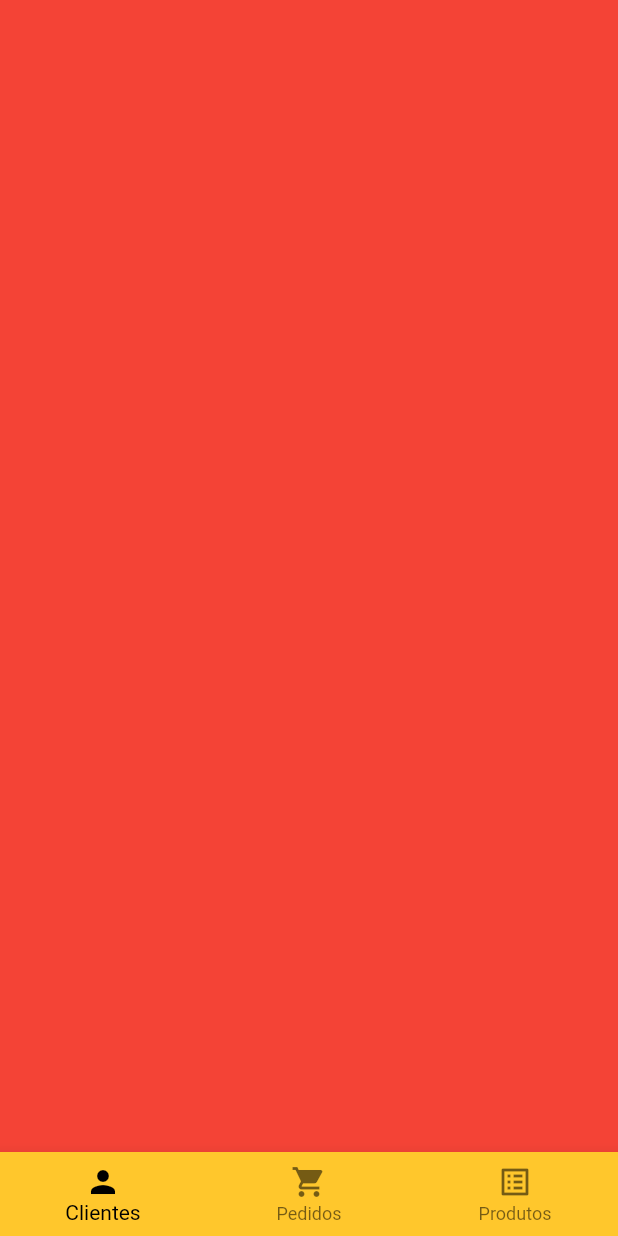
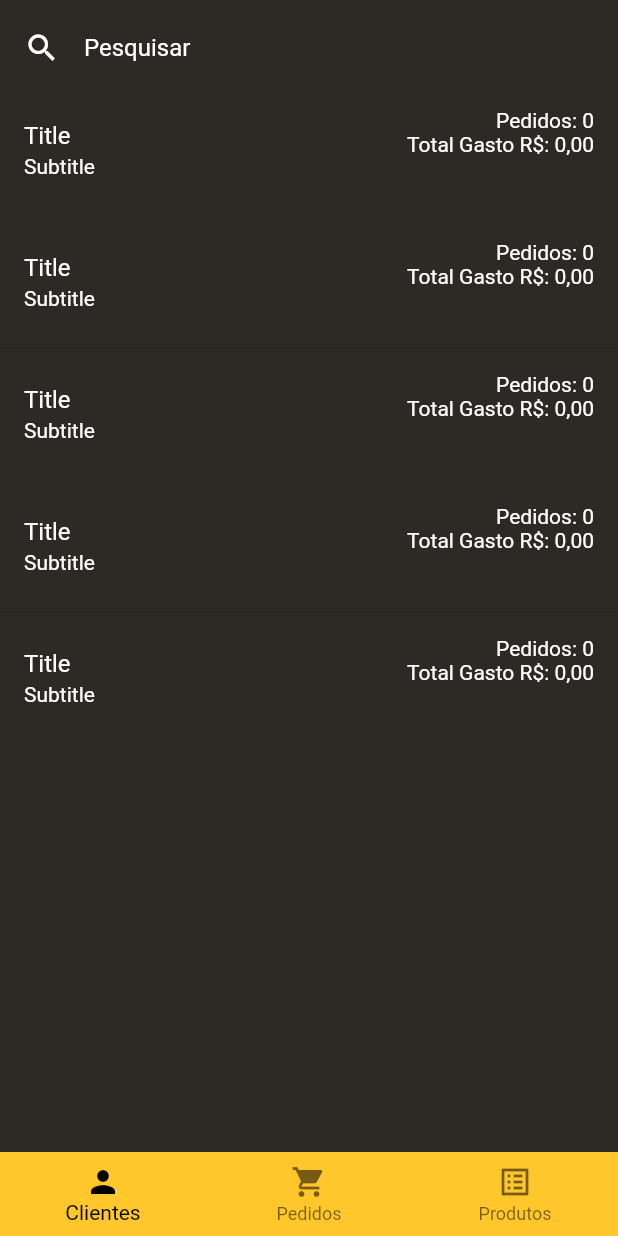
Before and after one commit to YuriLuis/gerenciamento_loja_virtual_flutter, a Flutter app: the screen it shows once a user with an empty profile is signed in, on a phone screen of 412 x 824 dp. Run offline on Flutter 3.47's test engine with Material 2 defaults, Android fonts, the phone set to English and light mode, and no system bars; our stand-ins replace cloud_firestore, firebase_auth, rxdart; missing offline and left inert: bloc_pattern; accounts and stored records are empty.

Commit message:
Aula 234 Tab de Clientes

```diff
--- a/lib/screens/home_screen.dart
+++ b/lib/screens/home_screen.dart
@@ -1,3 +1,4 @@
+import 'package:admin_loja_virtual/tabs/users_tab.dart';
 /// Flutter code sample for BottomNavigationBar
 
 // This example shows a [BottomNavigationBar] as it is used within a [Scaffold]
@@ -41,9 +42,7 @@ class _MyStatefulWidgetState extends State<MyStatefulWidget> {
   static const TextStyle optionStyle =
       TextStyle(fontSize: 30, fontWeight: FontWeight.bold);
   List<Widget> _widgetOptions = <Widget>[
-    Container(
-      color: Colors.red,
-    ),
+    UsersTab(),
     Container(
       color: Colors.yellow,
     ),
@@ -62,8 +61,10 @@ class _MyStatefulWidgetState extends State<MyStatefulWidget> {
   Widget build(BuildContext context) {
     return Scaffold(
       backgroundColor: Color.fromRGBO(45, 42, 38, 1.0),
-      body: Center(
-        child: _widgetOptions.elementAt(_selectedIndex),
+      body: SafeArea(
+        child:Center(
+          child: _widgetOptions.elementAt(_selectedIndex),
+        ) ,
       ),
       bottomNavigationBar: BottomNavigationBar(
         backgroundColor: Color.fromRGBO(255, 199, 44,1.0),
--- /dev/null
+++ b/lib/tabs/users_tab.dart
@@ -0,0 +1,37 @@
+import 'package:admin_loja_virtual/widgets/user_tile.dart';
+import 'package:flutter/material.dart';
+
+class UsersTab extends StatelessWidget {
+  @override
+  Widget build(BuildContext context) {
+    return Column(
+      children: [
+        Padding(
+          padding: const EdgeInsets.symmetric(horizontal: 16.0, vertical: 8.0),
+          child: TextField(
+            style: TextStyle(color: Colors.white),
+            decoration: InputDecoration(
+                hintText: 'Pesquisar',
+                hintStyle: TextStyle(color: Colors.white),
+                icon: Icon(
+                  Icons.search,
+                  color: Colors.white,
+                ),
+                border: InputBorder.none),
+          ),
+        ),
+        Expanded(
+          child: ListView.separated(
+            itemBuilder: (context, index){
+              return UserTile();
+            },
+            separatorBuilder: (context, index){
+              return Divider();
+            },
+            itemCount: 5,
+          ),
+        )
+      ],
+    );
+  }
+}
--- /dev/null
+++ b/lib/widgets/user_tile.dart
@@ -0,0 +1,21 @@
+import 'package:flutter/material.dart';
+
+class UserTile extends StatelessWidget {
+  @override
+  Widget build(BuildContext context) {
+    return ListTile(
+      title: Text(
+        'Title',
+        style: TextStyle(color: Colors.white),
+      ),
+      subtitle: Text('Subtitle', style: TextStyle(color: Colors.white)),
+      trailing: Column(
+        crossAxisAlignment: CrossAxisAlignment.end,
+        children: [
+          Text('Pedidos: 0', style: TextStyle(color: Colors.white),),
+          Text('Total Gasto R\$: 0,00', style: TextStyle(color: Colors.white),)
+        ],
+      ),
+    );
+  }
+}
```
